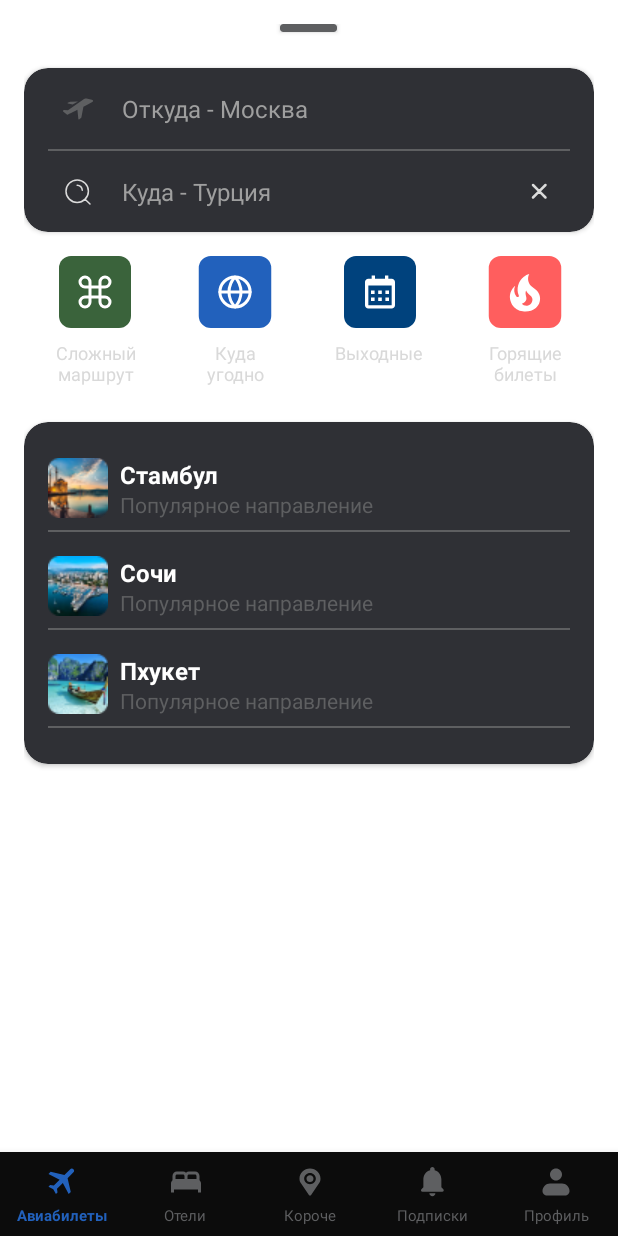
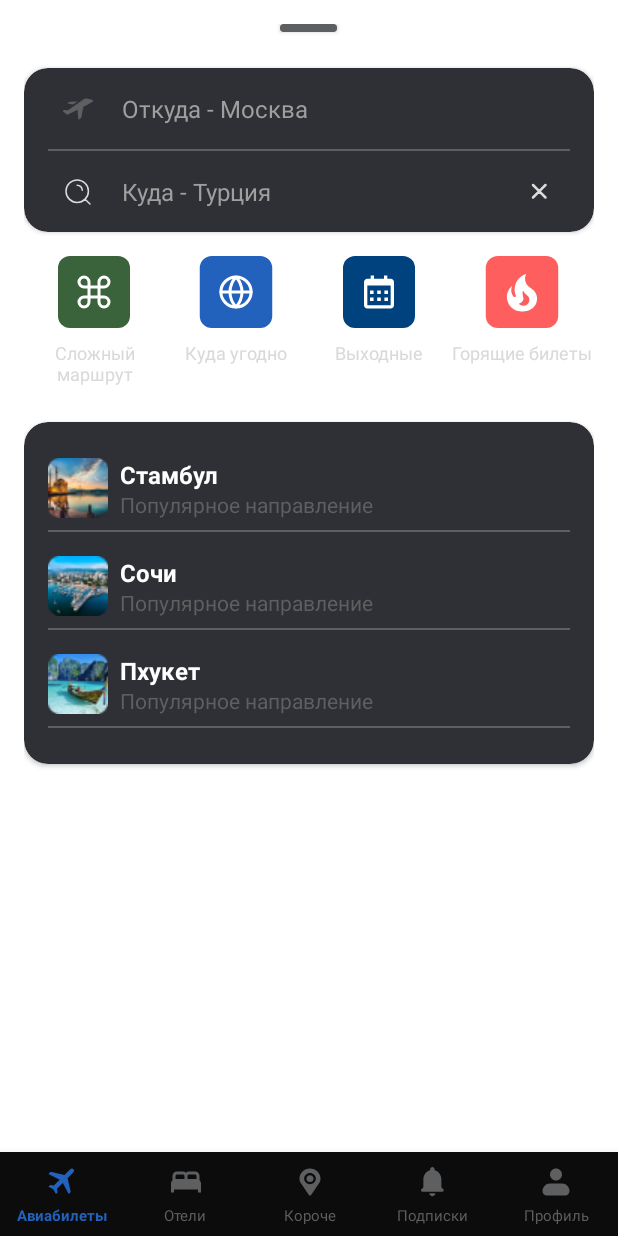
Before and after one commit to vorahkaz0namor/TicketsOffers, an Android app: the SearchSheet screen opened through its navigation route, on a phone screen of 412 x 824 dp. Run offline under Robolectric (Android 15) with nearby library versions, the phone set to English and light mode, and no system bars; our stand-ins replace Dagger/Hilt's generated code.

Commit message:
Step R.011 - Was fixed bug with hints views representation finally.

```diff
--- a/presentation/src/main/java/com/example/presentation/activity/TicketsOffersFragment.kt
+++ b/presentation/src/main/java/com/example/presentation/activity/TicketsOffersFragment.kt
@@ -3,9 +3,7 @@ package com.example.presentation.activity
 import android.os.Bundle
 import androidx.fragment.app.Fragment
 import android.view.View
-import androidx.activity.addCallback
 import androidx.fragment.app.activityViewModels
-import androidx.navigation.fragment.findNavController
 import com.example.presentation.R
 import com.example.presentation.adatper.MainCompositeAdapter
 import com.example.presentation.adatper.TicketOfferAdapterDelegate
@@ -58,9 +56,6 @@ class TicketsOffersFragment : Fragment(R.layout.fragment_tickets_offers) {
     private fun setupListeners() {
         viewScopeWithRepeat {
             binding.setPointsCard.apply {
-                backIcon.setOnClickListener {
-                    findNavController().navigateUp()
-                }
                 reverseIcon.setOnClickListener {
                     viewModel.reversePoints()
                 }
--- a/resources/src/main/java/com/example/resources/views/HintView.kt
+++ b/resources/src/main/java/com/example/resources/views/HintView.kt
@@ -3,7 +3,6 @@ package com.example.resources.views
 import android.content.Context
 import android.util.AttributeSet
 import android.view.Gravity
-import android.view.View
 import android.widget.ImageView
 import android.widget.LinearLayout
 import android.widget.TextView
@@ -19,32 +18,27 @@ class HintView @JvmOverloads constructor(
 ): LinearLayout(context, attributeSet, defStyleAttr, defStyleRes) {
     private val deviceDensity = resources.displayMetrics.density
     private val eightDp = resources.getDimensionPixelSize(R.dimen.eight_dp)
-    private val tenSp = resources.getDimension(R.dimen.ten_sp)
     private val twelveSp = resources.getDimension(R.dimen.twelve_sp)
-    private val sixteenDp = resources.getDimensionPixelSize(R.dimen.twelve_dp)
-    private inline fun <reified T : View> T.commonParams() =
-        apply {
-            layoutParams = LayoutParams(
-                /* width = */ LayoutParams.WRAP_CONTENT,
-                /* height = */ LayoutParams.WRAP_CONTENT,
-            )
-            gravity = Gravity.CENTER
-        }
-    private val imageView = ImageView(context).commonParams()
-    private val textView = TextView(context).commonParams().apply {
+    private val imageView = ImageView(context).apply {
+        layoutParams = LayoutParams(
+            LayoutParams.WRAP_CONTENT,
+            LayoutParams.WRAP_CONTENT
+        )
+        gravity = Gravity.CENTER
+    }
+    private val textView = TextView(context).apply {
+        layoutParams = LayoutParams(
+            LayoutParams.MATCH_PARENT,
+            LayoutParams.WRAP_CONTENT
+        )
+        gravity = Gravity.CENTER
         setPadding(
             /* left = */ 0,
             /* top = */ eightDp,
             /* right = */ 0,
             /* bottom = */ 0
             )
-        textSize = ceil(
-            (if (deviceDensity > 1.75)
-                tenSp
-            else
-                twelveSp)
-                    / deviceDensity
-        )
+        textSize = ceil(twelveSp / deviceDensity)
         textAlignment = TEXT_ALIGNMENT_CENTER
         setTextColor(resources.getColor(R.color.color_d9d9d9, context.theme))
     }
@@ -53,12 +47,6 @@ class HintView @JvmOverloads constructor(
 
     init {
         orientation = VERTICAL
-        setPadding(
-            /* left = */ sixteenDp,
-            /* top = */ 0,
-            /* right = */ sixteenDp,
-            /* bottom = */ 0
-        )
         context.withStyledAttributes(attributeSet, R.styleable.HintView) {
             val imageResId = getResourceId(R.styleable.HintView_hintIcon, 0)
             if (imageResId != 0) {
--- a/resources/src/main/res/values/strings.xml
+++ b/resources/src/main/res/values/strings.xml
@@ -9,10 +9,10 @@
     <string name="profile">Профиль</string>
     <string name="offer_price">от %1$s ₽</string>
     <string name="ticket_offer_price">%1$s ₽ ></string>
-    <string name="hard_route">Сложный\nмаршрут</string>
-    <string name="anywhere">Куда\nугодно</string>
+    <string name="hard_route">Сложный маршрут</string>
+    <string name="anywhere">Куда угодно</string>
     <string name="weekend">Выходные</string>
-    <string name="burning_tickets">Горящие\nбилеты</string>
+    <string name="burning_tickets">Горящие билеты</string>
     <string name="popular_direction">Популярное направление</string>
     <string name="istanbul">Стамбул</string>
     <string name="sochi">Сочи</string>
```
